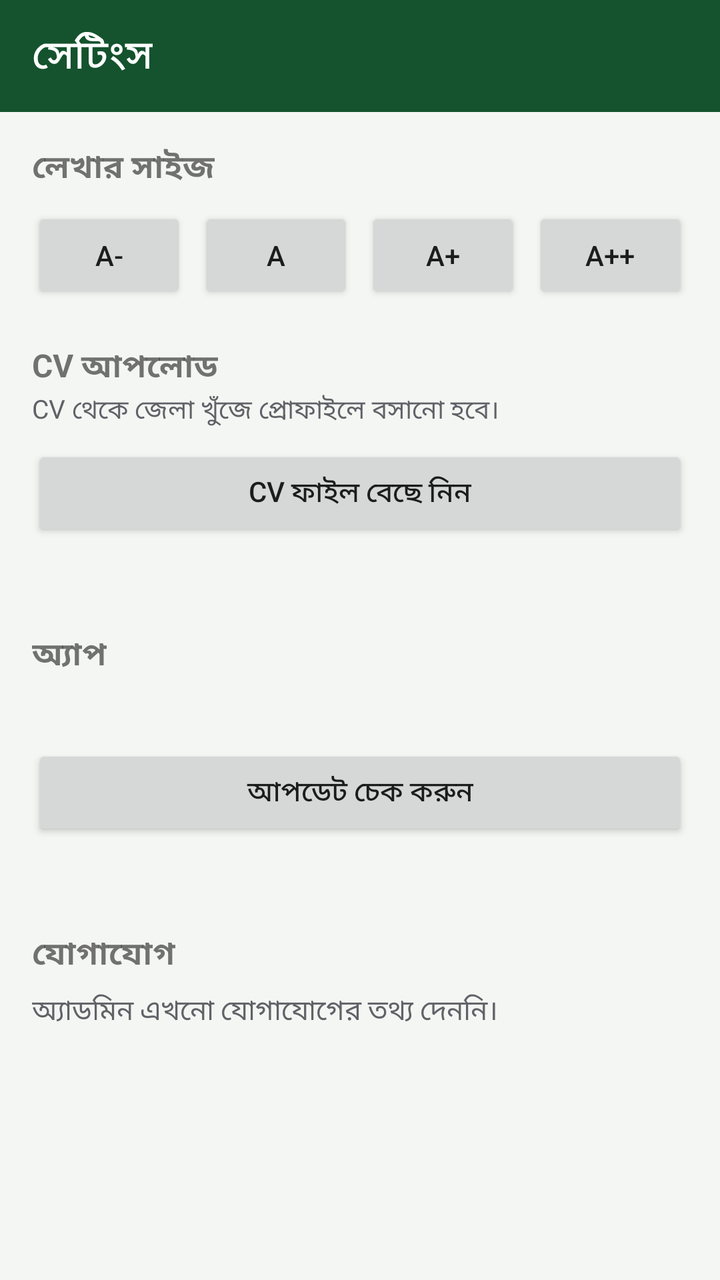
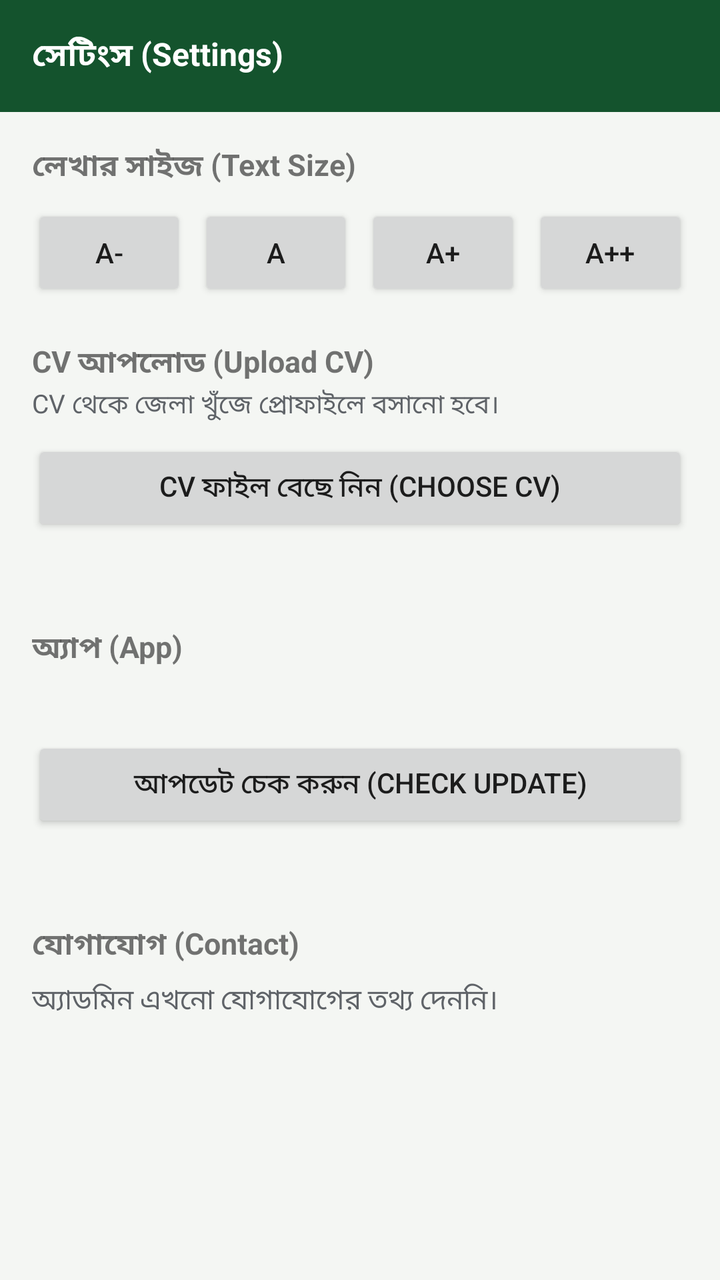

Before-and-after screenshots of an Android layout around one commit, followed by the original layout XML and the change that was made.
<!-- AndroidManifest.xml: application theme AppTheme -->
<!-- res/layout/activity_settings.xml -->
<?xml version="1.0" encoding="utf-8"?>
<LinearLayout xmlns:android="http://schemas.android.com/apk/res/android"
    android:layout_width="match_parent"
    android:layout_height="match_parent"
    android:orientation="vertical"
    android:background="@color/bg">

    <android.widget.Toolbar
        android:id="@+id/toolbar"
        android:layout_width="match_parent"
        android:layout_height="?android:attr/actionBarSize"
        android:background="@color/green_dark"
        android:titleTextColor="#ffffff"
        android:title="@string/settings_title" />

    <ScrollView
        android:layout_width="match_parent"
        android:layout_height="match_parent">
        <LinearLayout
            android:layout_width="match_parent"
            android:layout_height="wrap_content"
            android:orientation="vertical"
            android:padding="16dp">
            <TextView
                android:layout_width="wrap_content"
                android:layout_height="wrap_content"
                android:text="লেখার সাইজ"
                android:textStyle="bold"
                android:textSize="16sp" />
            <LinearLayout
                android:layout_width="match_parent"
                android:layout_height="wrap_content"
                android:orientation="horizontal"
                android:layout_marginTop="8dp">
                <Button
                    android:id="@+id/sizeSmall"
                    android:layout_width="0dp"
                    android:layout_height="wrap_content"
                    android:layout_weight="1"
                    android:text="A-" />
                <Button
                    android:id="@+id/sizeMedium"
                    android:layout_width="0dp"
                    android:layout_height="wrap_content"
                    android:layout_weight="1"
                    android:text="A"
                    android:layout_marginLeft="6dp" />
                <Button
                    android:id="@+id/sizeLarge"
                    android:layout_width="0dp"
                    android:layout_height="wrap_content"
                    android:layout_weight="1"
                    android:text="A+"
                    android:layout_marginLeft="6dp" />
                <Button
                    android:id="@+id/sizeXl"
                    android:layout_width="0dp"
                    android:layout_height="wrap_content"
                    android:layout_weight="1"
                    android:text="A++"
                    android:layout_marginLeft="6dp" />
            </LinearLayout>

            <TextView
                android:layout_width="wrap_content"
                android:layout_height="wrap_content"
                android:text="CV আপলোড"
                android:textStyle="bold"
                android:textSize="16sp"
                android:layout_marginTop="20dp" />
            <TextView
                android:layout_width="wrap_content"
                android:layout_height="wrap_content"
                android:text="CV থেকে জেলা খুঁজে প্রোফাইলে বসানো হবে।"
                android:textSize="13sp"
                android:textColor="@color/text_grey" />
            <Button
                android:id="@+id/cvBtn"
                android:layout_width="match_parent"
                android:layout_height="wrap_content"
                android:text="CV ফাইল বেছে নিন"
                android:layout_marginTop="8dp" />
            <TextView
                android:id="@+id/cvStatus"
                android:layout_width="wrap_content"
                android:layout_height="wrap_content"
                android:layout_marginTop="6dp" />

            <TextView
                android:layout_width="wrap_content"
                android:layout_height="wrap_content"
                android:text="অ্যাপ"
                android:textStyle="bold"
                android:textSize="16sp"
                android:layout_marginTop="20dp" />
            <TextView
                android:id="@+id/versionText"
                android:layout_width="wrap_content"
                android:layout_height="wrap_content"
                android:layout_marginTop="6dp" />
            <Button
                android:id="@+id/checkUpdateBtn"
                android:layout_width="match_parent"
                android:layout_height="wrap_content"
                android:text="আপডেট চেক করুন"
                android:layout_marginTop="8dp" />
            <TextView
                android:id="@+id/updateStatus"
                android:layout_width="wrap_content"
                android:layout_height="wrap_content"
                android:layout_marginTop="6dp" />

            <TextView
                android:layout_width="wrap_content"
                android:layout_height="wrap_content"
                android:text="যোগাযোগ"
                android:textStyle="bold"
                android:textSize="16sp"
                android:layout_marginTop="20dp" />
            <Button
                android:id="@+id/whatsappBtn"
                android:layout_width="match_parent"
                android:layout_height="wrap_content"
                android:text="📱 WhatsApp-এ যোগাযোগ করুন"
                android:layout_marginTop="8dp"
                android:visibility="gone" />
            <Button
                android:id="@+id/telegramBtn"
                android:layout_width="match_parent"
                android:layout_height="wrap_content"
                android:text="✈️ Telegram-এ যোগাযোগ করুন"
                android:layout_marginTop="8dp"
                android:visibility="gone" />
            <TextView
                android:id="@+id/contactEmpty"
                android:layout_width="wrap_content"
                android:layout_height="wrap_content"
                android:text="অ্যাডমিন এখনো যোগাযোগের তথ্য দেননি।"
                android:textColor="@color/text_grey"
                android:layout_marginTop="6dp" />
        </LinearLayout>
    </ScrollView>
</LinearLayout>
<!-- resources referenced by this layout -->
<resources>
  <color name="bg">#f4f6f3</color>
  <color name="green_dark">#14532d</color>
  <color name="text_grey">#5f6368</color>
  <string name="settings_title">সেটিংস</string>
  <style name="AppTheme" parent="android:Theme.Material.Light.NoActionBar">
          <item name="android:colorPrimary">@color/green_dark</item>
          <item name="android:colorPrimaryDark">@color/green_dark</item>
          <item name="android:colorAccent">@color/green</item>
          <item name="android:windowBackground">@color/bg</item>
      </style>
  <color name="green">#16a34a</color>
</resources>

<!-- the commit's change to res/layout/activity_settings.xml (unified diff, before → after) -->
@@ -3,7 +3,8 @@
     android:layout_width="match_parent"
     android:layout_height="match_parent"
     android:orientation="vertical"
-    android:background="@color/bg">
+    android:background="@color/bg"
+    android:fitsSystemWindows="true">
 
     <android.widget.Toolbar
         android:id="@+id/toolbar"
@@ -11,22 +12,25 @@
         android:layout_height="?android:attr/actionBarSize"
         android:background="@color/green_dark"
         android:titleTextColor="#ffffff"
+        android:titleTextAppearance="@style/ToolbarTitle"
         android:title="@string/settings_title" />
 
     <ScrollView
         android:layout_width="match_parent"
-        android:layout_height="match_parent">
+        android:layout_height="match_parent"
+        android:fillViewport="true">
         <LinearLayout
             android:layout_width="match_parent"
             android:layout_height="wrap_content"
             android:orientation="vertical"
-            android:padding="16dp">
+            android:padding="16dp"
+            android:paddingBottom="32dp">
             <TextView
                 android:layout_width="wrap_content"
                 android:layout_height="wrap_content"
-                android:text="লেখার সাইজ"
+                android:text="লেখার সাইজ (Text Size)"
                 android:textStyle="bold"
-                android:textSize="16sp" />
+                android:textSize="15sp" />
             <LinearLayout
                 android:layout_width="match_parent"
                 android:layout_height="wrap_content"
@@ -37,12 +41,14 @@
                     android:layout_width="0dp"
                     android:layout_height="wrap_content"
                     android:layout_weight="1"
+                    android:textSize="14sp"
                     android:text="A-" />
                 <Button
                     android:id="@+id/sizeMedium"
                     android:layout_width="0dp"
                     android:layout_height="wrap_content"
                     android:layout_weight="1"
+                    android:textSize="14sp"
                     android:text="A"
                     android:layout_marginLeft="6dp" />
                 <Button
@@ -50,6 +56,7 @@
                     android:layout_width="0dp"
                     android:layout_height="wrap_content"
                     android:layout_weight="1"
+                    android:textSize="14sp"
                     android:text="A+"
                     android:layout_marginLeft="6dp" />
                 <Button
@@ -57,6 +64,7 @@
                     android:layout_width="0dp"
                     android:layout_height="wrap_content"
                     android:layout_weight="1"
+                    android:textSize="14sp"
                     android:text="A++"
                     android:layout_marginLeft="6dp" />
             </LinearLayout>
@@ -64,9 +72,9 @@
             <TextView
                 android:layout_width="wrap_content"
                 android:layout_height="wrap_content"
-                android:text="CV আপলোড"
+                android:text="CV আপলোড (Upload CV)"
                 android:textStyle="bold"
-                android:textSize="16sp"
+                android:textSize="15sp"
                 android:layout_marginTop="20dp" />
             <TextView
                 android:layout_width="wrap_content"
@@ -78,50 +86,56 @@
                 android:id="@+id/cvBtn"
                 android:layout_width="match_parent"
                 android:layout_height="wrap_content"
-                android:text="CV ফাইল বেছে নিন"
+                android:text="CV ফাইল বেছে নিন (Choose CV)"
+                android:textSize="14sp"
                 android:layout_marginTop="8dp" />
             <TextView
                 android:id="@+id/cvStatus"
                 android:layout_width="wrap_content"
                 android:layout_height="wrap_content"
+                android:textSize="14sp"
                 android:layout_marginTop="6dp" />
 
             <TextView
                 android:layout_width="wrap_content"
                 android:layout_height="wrap_content"
-                android:text="অ্যাপ"
+                android:text="অ্যাপ (App)"
                 android:textStyle="bold"
-                android:textSize="16sp"
+                android:textSize="15sp"
                 android:layout_marginTop="20dp" />
             <TextView
                 android:id="@+id/versionText"
                 android:layout_width="wrap_content"
                 android:layout_height="wrap_content"
+                android:textSize="14sp"
                 android:layout_marginTop="6dp" />
             <Button
                 android:id="@+id/checkUpdateBtn"
                 android:layout_width="match_parent"
                 android:layout_height="wrap_content"
-                android:text="আপডেট চেক করুন"
+                android:text="আপডেট চেক করুন (Check Update)"
+                android:textSize="14sp"
                 android:layout_marginTop="8dp" />
             <TextView
                 android:id="@+id/updateStatus"
                 android:layout_width="wrap_content"
                 android:layout_height="wrap_content"
+                android:textSize="14sp"
                 android:layout_marginTop="6dp" />
 
             <TextView
                 android:layout_width="wrap_content"
                 android:layout_height="wrap_content"
-                android:text="যোগাযোগ"
+                android:text="যোগাযোগ (Contact)"
                 android:textStyle="bold"
-                android:textSize="16sp"
+                android:textSize="15sp"
                 android:layout_marginTop="20dp" />
             <Button
                 android:id="@+id/whatsappBtn"
                 android:layout_width="match_parent"
                 android:layout_height="wrap_content"
                 android:text="📱 WhatsApp-এ যোগাযোগ করুন"
+                android:textSize="14sp"
                 android:layout_marginTop="8dp"
                 android:visibility="gone" />
             <Button
@@ -129,6 +143,7 @@
                 android:layout_width="match_parent"
                 android:layout_height="wrap_content"
                 android:text="✈️ Telegram-এ যোগাযোগ করুন"
+                android:textSize="14sp"
                 android:layout_marginTop="8dp"
                 android:visibility="gone" />
             <TextView
@@ -137,6 +152,7 @@
                 android:layout_height="wrap_content"
                 android:text="অ্যাডমিন এখনো যোগাযোগের তথ্য দেননি।"
                 android:textColor="@color/text_grey"
+                android:textSize="14sp"
                 android:layout_marginTop="6dp" />
         </LinearLayout>
     </ScrollView>
<!-- resource entries referenced after the edit -->
@@ -3,7 +3,11 @@
   <color name="bg">#f4f6f3</color>
   <color name="green_dark">#14532d</color>
   <color name="text_grey">#5f6368</color>
-  <string name="settings_title">সেটিংস</string>
+  <string name="settings_title">সেটিংস (Settings)</string>
+  <style name="ToolbarTitle">
+          <item name="android:textSize">16sp</item>
+          <item name="android:textStyle">bold</item>
+      </style>
   <style name="AppTheme" parent="android:Theme.Material.Light.NoActionBar">
           <item name="android:colorPrimary">@color/green_dark</item>
           <item name="android:colorPrimaryDark">@color/green_dark</item>
